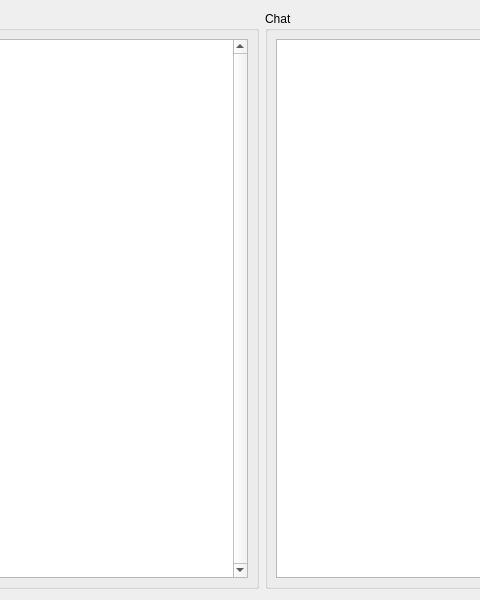
The window that RaptorPaintServer/mainwindow.ui (nickrak/RaptorPaint) describes before a commit, drawn with Qt 5; both pictures show x 418 to 898 and y 0 to 600 of the 1024 by 600 pixel window.
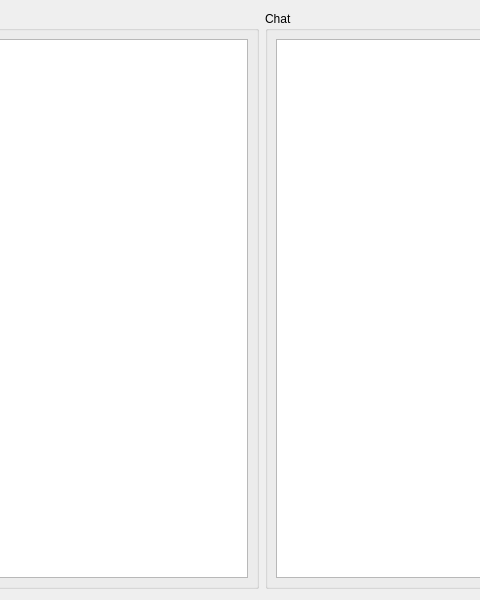
The same window after the commit.

Commit message: User list on server-side

What changed in the file:
```diff
--- a/RaptorPaintServer/mainwindow.ui
+++ b/RaptorPaintServer/mainwindow.ui
@@ -71,31 +71,10 @@
         <number>8</number>
        </property>
        <item>
-        <widget class="QTableWidget" name="tableWidget">
-         <property name="verticalScrollBarPolicy">
-          <enum>Qt::ScrollBarAlwaysOn</enum>
+        <widget class="QListWidget" name="userList">
+         <property name="sortingEnabled">
+          <bool>true</bool>
          </property>
-         <property name="dragDropOverwriteMode">
-          <bool>false</bool>
-         </property>
-         <property name="dragDropMode">
-          <enum>QAbstractItemView::NoDragDrop</enum>
-         </property>
-         <property name="selectionMode">
-          <enum>QAbstractItemView::NoSelection</enum>
-         </property>
-         <property name="rowCount">
-          <number>0</number>
-         </property>
-         <property name="columnCount">
-          <number>0</number>
-         </property>
-         <attribute name="horizontalHeaderVisible">
-          <bool>false</bool>
-         </attribute>
-         <attribute name="verticalHeaderVisible">
-          <bool>false</bool>
-         </attribute>
         </widget>
        </item>
       </layout>
```
The commit also changes 4 other files.
